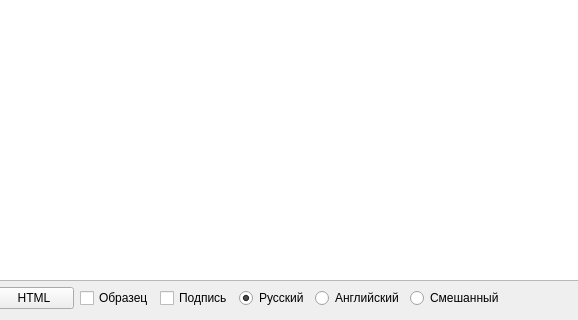
First picture: the form in editor.ui, repository Sergeyego/el_sert, before the edit; both pictures show x 189 to 767 and y 430 to 750 of the 1024 by 750 pixel window.
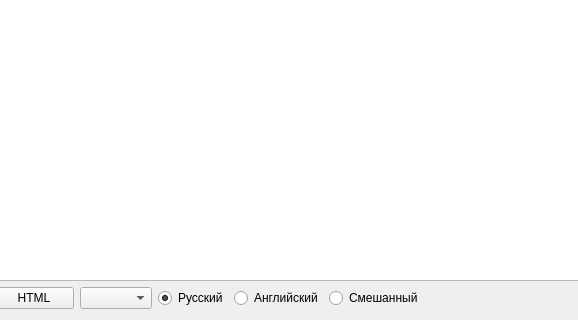
Second picture: the form after the edit. Custom widgets are drawn as their Qt base class.

What changed in the file:
```diff
--- a/editor.ui
+++ b/editor.ui
@@ -112,18 +112,7 @@
       </widget>
      </item>
      <item>
-      <widget class="QCheckBox" name="checkBoxObr">
-       <property name="text">
-        <string>Образец</string>
-       </property>
-      </widget>
-     </item>
-     <item>
-      <widget class="QCheckBox" name="checkBoxPrn">
-       <property name="text">
-        <string>Подпись</string>
-       </property>
-      </widget>
+      <widget class="QComboBox" name="comboBoxType"/>
      </item>
      <item>
       <widget class="QRadioButton" name="radioButtonRus">
```
Left out of the diff: 2 changed lines with no effect on the pictures.
